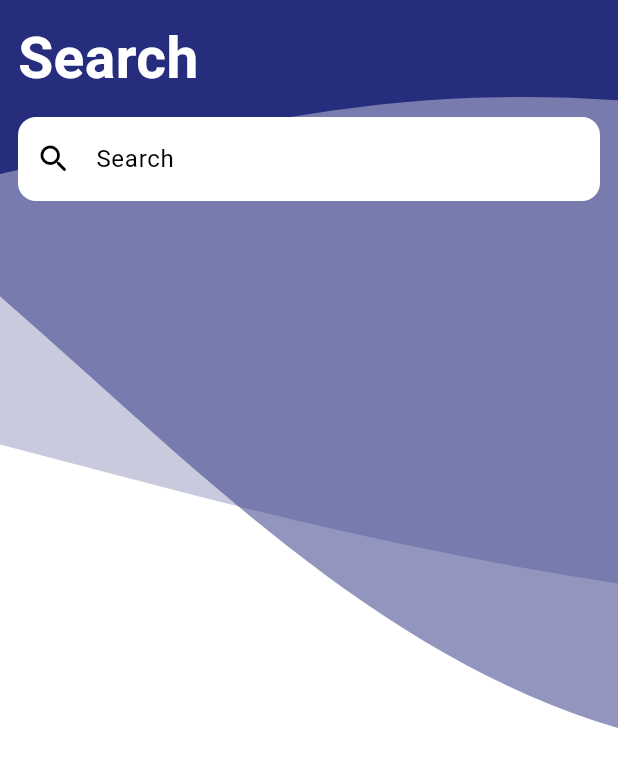
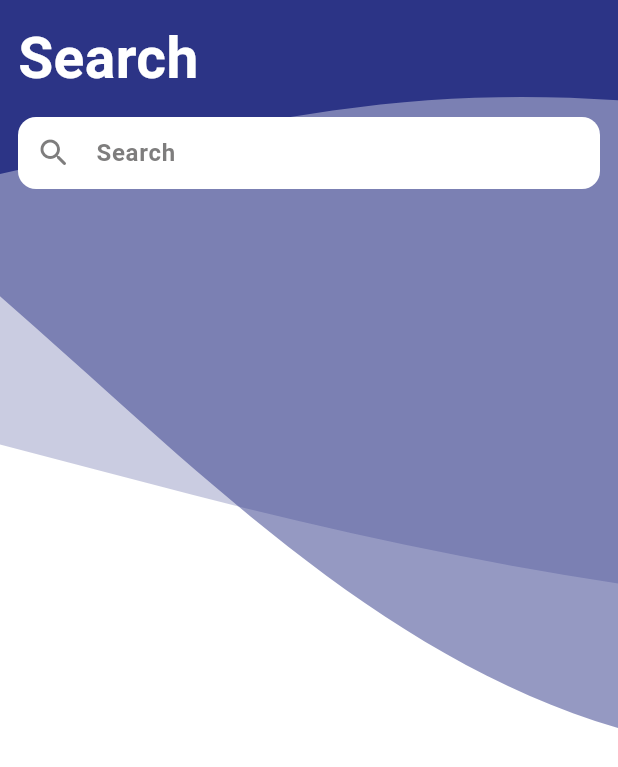
Before and after one commit to Ahmedmahmouddd/E-Commerce-Task, a Flutter app: the SearchScreen screen opened directly, on a phone screen of 412 x 824 dp. Shown: the top 767 px of the screen. Run offline on Flutter 3.47's test engine with Material 3 defaults, Android fonts, the phone set to English and light mode, and no system bars; our stand-ins replace bloc, dartz, dio, flutter_bloc, flutter_screenutil, flutter_slidable and 4 more; accounts and stored records are empty; network calls fail.

Commit message:
finish home screen UI

```diff
--- a/lib/core/theme/app_theme.dart
+++ b/lib/core/theme/app_theme.dart
@@ -4,11 +4,11 @@ class AppColors {
   static const Color white = Colors.white;
   static const Color darkWhite = Color.fromARGB(255, 232, 232, 232);
   static const Color black = Colors.black;
-  static const Color blueGrey = Color.fromARGB(255, 70, 71, 71);
+  static const Color grey = Color.fromARGB(255, 71, 70, 70);
   static const Color yellow = Color.fromARGB(255, 255, 200, 0);
-  static const Color lightPurple = Color.fromARGB(255, 143, 90, 208);
-  static const Color purple = Color.fromARGB(255, 38, 45, 125);
-  static const Color darkPurple = Color.fromRGBO(54, 17, 100, 1);
+  static const Color primaryLight = Color.fromARGB(255, 143, 90, 208);
+  static const Color primary = Color.fromARGB(255, 44, 52, 134);
+  static const Color primaryDark = Color.fromRGBO(54, 17, 100, 1);
 }
 
 class AppTextStyles {
@@ -18,17 +18,18 @@ class AppTextStyles {
     color: AppColors.white,
   );
 
-  static const TextStyle font38PurpleBold = TextStyle(
-    fontSize: 38,
-    fontWeight: FontWeight.bold,
-    color: AppColors.purple,
-  );
-
   static const TextStyle font32BlackBold = TextStyle(
     fontSize: 32,
     fontWeight: FontWeight.bold,
     color: AppColors.black,
   );
+
+  static const TextStyle font24PrimaryBold = TextStyle(
+    fontSize: 24,
+    fontWeight: FontWeight.bold,
+    color: AppColors.primary,
+  );
+
   static const TextStyle font22WhiteBold = TextStyle(
     fontSize: 22,
     fontWeight: FontWeight.bold,
@@ -39,10 +40,10 @@ class AppTextStyles {
     fontWeight: FontWeight.bold,
     color: AppColors.black,
   );
-  static const TextStyle font20PurpleBold = TextStyle(
+  static const TextStyle font20PrimaryBold = TextStyle(
     fontSize: 20,
     fontWeight: FontWeight.bold,
-    color: AppColors.purple,
+    color: AppColors.primary,
   );
 
   static const TextStyle font20WhiteBold = TextStyle(
@@ -57,6 +58,11 @@ class AppTextStyles {
     color: AppColors.black,
   );
 
+  static const TextStyle font16GreySemiBold = TextStyle(
+    fontSize: 16,
+    fontWeight: FontWeight.w600,
+    color: AppColors.grey,
+  );
   static const TextStyle font14DarkWhiteSemiBold = TextStyle(
     fontSize: 14,
     fontWeight: FontWeight.w600,
@@ -71,24 +77,27 @@ class AppTextStyles {
   static const TextStyle font14GreySemiBold = TextStyle(
     fontSize: 14,
     fontWeight: FontWeight.w600,
-    color: AppColors.blueGrey,
+    color: AppColors.grey,
+  );
+  static const TextStyle font14RedSemiBold = TextStyle(
+    fontSize: 14,
+    fontWeight: FontWeight.w600,
+    color: Colors.red,
   );
 }
 
 final ThemeData appTheme = ThemeData(
-  primaryColor: AppColors.purple,
-  hintColor: AppColors.lightPurple,
+  primaryColor: AppColors.primary,
+  hintColor: AppColors.primaryLight,
 
   colorScheme: const ColorScheme(
-    primary: AppColors.purple,
-    secondary: AppColors.lightPurple,
+    primary: AppColors.primary,
+    secondary: AppColors.primaryLight,
     surface: AppColors.white,
-    background: AppColors.white,
     error: Colors.redAccent,
     onPrimary: AppColors.white,
     onSecondary: AppColors.black,
     onSurface: AppColors.black,
-    onBackground: AppColors.black,
     onError: AppColors.white,
     brightness: Brightness.light,
   ),
@@ -96,7 +105,7 @@ final ThemeData appTheme = ThemeData(
   scaffoldBackgroundColor: AppColors.white,
 
   appBarTheme: const AppBarTheme(
-    color: AppColors.purple,
+    color: AppColors.primary,
     iconTheme: IconThemeData(color: AppColors.white),
     titleTextStyle: TextStyle(
       color: AppColors.white,
--- a/lib/features/auth/view/widgets/text_form_field.dart
+++ b/lib/features/auth/view/widgets/text_form_field.dart
@@ -1,16 +1,18 @@
+import 'package:ahmed_mahmoud_flutter_task/core/theme/app_theme.dart';
 import 'package:flutter/material.dart';
 import 'package:flutter/services.dart';
 
 class CustomTextFormField extends StatelessWidget {
-  const CustomTextFormField(
-      {super.key,
+  const CustomTextFormField({
+    super.key,
     this.controller,
     this.hint,
     this.icon,
     this.validator,
     this.suffixIcon,
     this.obsecure = false,
-      this.onChanged});
+    this.onChanged,
+  });
 
   final IconButton? suffixIcon;
   final TextEditingController? controller;
@@ -24,31 +26,57 @@ class CustomTextFormField extends StatelessWidget {
   Widget build(BuildContext context) {
     return Theme(
       data: Theme.of(context).copyWith(
-        inputDecorationTheme:
-            InputDecorationTheme(errorStyle: TextStyle()),
+        inputDecorationTheme: const InputDecorationTheme(
+          errorStyle: AppTextStyles.font14RedSemiBold,
+        ),
       ),
       child: TextFormField(
+        controller: controller,
         onChanged: onChanged,
+        obscureText: obsecure!,
         obscuringCharacter: "*",
-        obscureText: obsecure!,
-        // style: appTextTheme.bodyMedium,
-        cursorWidth: 3,
-        cursorColor: Theme.of(context).primaryColor,
+        cursorWidth: 2.5,
+        cursorColor: AppColors.primary,
         autovalidateMode: AutovalidateMode.onUserInteraction,
         inputFormatters: [LengthLimitingTextInputFormatter(50)],
+        style: AppTextStyles.font16BlackSemiBold,
         decoration: InputDecoration(
           filled: true,
+          fillColor: Colors.white,
           hintText: hint,
-          // hintStyle: appTextTheme.bodyMedium,
-          suffixIcon: suffixIcon,
-          fillColor: Colors.white,
-          prefixIcon: icon == null ? null : Icon(icon),
+          hintStyle: AppTextStyles.font16GreySemiBold.copyWith(
+            color: AppColors.grey.withValues(alpha: 0.7),
+          ),
+          prefixIcon:
+              icon != null
+                  ? Icon(icon, color: AppColors.grey.withValues(alpha: 0.7))
+                  : null,
+          contentPadding: const EdgeInsets.symmetric(
+            horizontal: 0,
+            vertical: 0,
+          ),
           border: OutlineInputBorder(
             borderRadius: BorderRadius.circular(12),
-              borderSide: BorderSide.none),
+            borderSide: const BorderSide(color: Colors.transparent),
+          ),
+          enabledBorder: OutlineInputBorder(
+            borderRadius: BorderRadius.circular(12),
+            borderSide: const BorderSide(color: Colors.transparent),
+          ),
+          focusedBorder: OutlineInputBorder(
+            borderRadius: BorderRadius.circular(12),
+            borderSide: const BorderSide(color: Colors.transparent),
+          ),
+          errorBorder: OutlineInputBorder(
+            borderRadius: BorderRadius.circular(12),
+            borderSide: const BorderSide(color: Colors.transparent),
+          ),
+          focusedErrorBorder: OutlineInputBorder(
+            borderRadius: BorderRadius.circular(12),
+            borderSide: const BorderSide(color: Colors.transparent),
+          ),
         ),
         validator: validator,
-        controller: controller,
       ),
     );
   }
--- a/lib/features/home/presentation/UI/widgets/background_image.dart
+++ b/lib/features/home/presentation/UI/widgets/background_image.dart
@@ -10,7 +10,7 @@ class BackGroundImage extends StatelessWidget {
     return SvgPicture.asset(
       'assets/icons/wavesOpacity.svg',
       height: MediaQuery.of(context).size.height / 1.5,
-      color: AppColors.purple,
+      colorFilter: const ColorFilter.mode(AppColors.primary, BlendMode.srcIn),
       fit: BoxFit.cover,
     );
   }
--- a/lib/features/home/presentation/UI/widgets/home_headline.dart
+++ b/lib/features/home/presentation/UI/widgets/home_headline.dart
@@ -15,7 +15,7 @@ class HomeHeadline extends StatelessWidget {
           Row(
             children: [
               Text("For ", style: AppTextStyles.font38WhiteBold),
-              Text("You", style: AppTextStyles.font38PurpleBold),
+              Text("You", style: AppTextStyles.font24PrimaryBold),
             ],
           ),
         ],
--- a/lib/features/home/presentation/UI/widgets/home_product_card_listview.dart
+++ b/lib/features/home/presentation/UI/widgets/home_product_card_listview.dart
@@ -14,7 +14,7 @@ class HomeProductCardListView extends StatelessWidget {
       listener: (context, state) {},
       builder: (context, state) {
         if (state is HomeLoading) {
-          return const Expanded(child: LoadingCircle(color: AppColors.purple));
+          return const Expanded(child: LoadingCircle(color: AppColors.primary));
         } else if (state is HomeFailure) {
           return Center(child: Text(state.message));
         } else if (state is HomeSuccess) {
--- a/lib/features/home/presentation/UI/widgets/small_product_box.dart
+++ b/lib/features/home/presentation/UI/widgets/small_product_box.dart
@@ -31,7 +31,7 @@ class SmallProductBox extends StatelessWidget {
             color: AppColors.white,
             boxShadow: [
               BoxShadow(
-                color: AppColors.purple.withValues(alpha: 0.1),
+                color: AppColors.primary.withValues(alpha: 0.1),
                 spreadRadius: 1,
                 blurRadius: 16,
                 offset: const Offset(0, 8),
@@ -61,7 +61,7 @@ class SmallProductBox extends StatelessWidget {
                 right: 8,
                 child: Icon(
                   Icons.favorite_border_outlined,
-                  color: AppColors.purple,
+                  color: AppColors.primary,
                   size: 20,
                 ),
               ),
--- a/lib/features/home/presentation/UI/widgets/you_might_also_like_text.dart
+++ b/lib/features/home/presentation/UI/widgets/you_might_also_like_text.dart
@@ -11,7 +11,7 @@ class YouMightAlsoLikeText extends StatelessWidget {
       padding: EdgeInsets.only(left: 12),
       child: Text(
         AppConstants.youMightAlsoLike,
-        style: AppTextStyles.font20PurpleBold,
+        style: AppTextStyles.font20PrimaryBold,
       ),
     );
   }
--- a/lib/features/search/presentation/UI/screens/search_screen.dart
+++ b/lib/features/search/presentation/UI/screens/search_screen.dart
@@ -4,8 +4,10 @@ import 'package:ahmed_mahmoud_flutter_task/core/constants/app_constants.dart';
 import 'package:ahmed_mahmoud_flutter_task/core/theme/app_theme.dart';
 import 'package:ahmed_mahmoud_flutter_task/features/auth/view/widgets/text_form_field.dart';
 import 'package:ahmed_mahmoud_flutter_task/features/home/presentation/UI/widgets/background_image.dart';
+import 'package:ahmed_mahmoud_flutter_task/features/home/presentation/UI/widgets/loading_indicator.dart';
 import 'package:ahmed_mahmoud_flutter_task/features/home/presentation/UI/widgets/stagger_tile.dart';
 import 'package:ahmed_mahmoud_flutter_task/features/search/presentation/UI/cubit/search_cubit/search_cubit.dart';
+import 'package:ahmed_mahmoud_flutter_task/features/search/presentation/widgets/no_results_found.dart';
 import 'package:flutter/material.dart';
 import 'package:flutter_bloc/flutter_bloc.dart';
 import 'package:flutter_staggered_grid_view/flutter_staggered_grid_view.dart';
@@ -56,7 +58,7 @@ class _SearchScreenState extends State<SearchScreen> {
                       AppConstants.search,
                       style: AppTextStyles.font38WhiteBold,
                     ),
-                    SizedBox(height: 12),
+                    const SizedBox(height: 12),
                     CustomTextFormField(
                       icon: Icons.search_rounded,
                       onChanged: _onSearchChanged,
@@ -67,15 +69,20 @@ class _SearchScreenState extends State<SearchScreen> {
                     BlocBuilder<SearchCubit, SearchState>(
                       builder: (context, state) {
                         if (state is SearchLoading) {
-                          return const Center(
-                            child: CircularProgressIndicator(),
+                          return const Expanded(
+                            child: LoadingCircle(color: AppColors.primary),
                           );
                         } else if (state is SearchFailure) {
                           return Center(child: Text(state.message));
                         } else if (state is SearchSuccess) {
+                          if (state.products.isEmpty) {
+                            return const NoResultsFound();
+                          } else {
                             return Expanded(
                               child: MasonryGridView.builder(
-                              padding: const EdgeInsets.symmetric(vertical: 12),
+                                padding: const EdgeInsets.symmetric(
+                                  vertical: 12,
+                                ),
                                 mainAxisSpacing: 12,
                                 crossAxisSpacing: 12,
                                 gridDelegate:
@@ -92,6 +99,7 @@ class _SearchScreenState extends State<SearchScreen> {
                                 },
                               ),
                             );
+                          }
                         } else {
                           return const SizedBox();
                         }
```
Also changed, not shown: lib/features/home/presentation/UI/screens/product_details_screen.dart (+3 -5 lines), lib/features/home/presentation/UI/widgets/home_product_card.dart (+4 -4 lines), lib/features/home/presentation/UI/widgets/stagger_tile.dart (+62 -22 lines), lib/features/search/presentation/widgets/no_results_found.dart (added, +24 -0 lines), 1 other file. Lines whose indentation alone changed are shown as unchanged.
